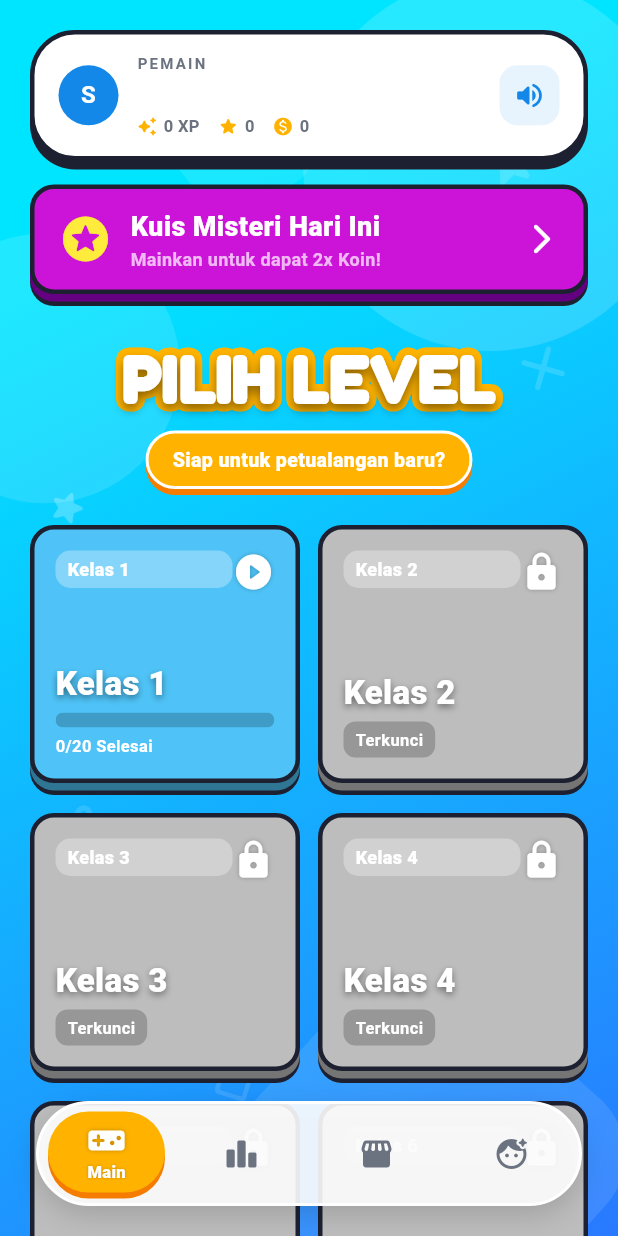
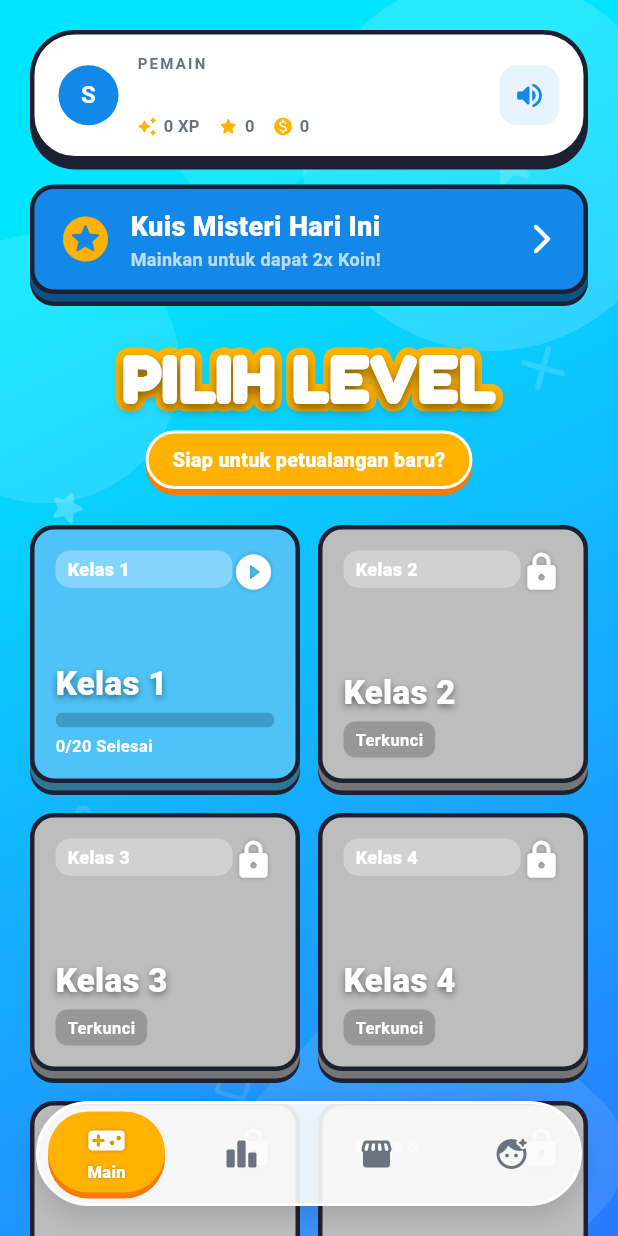
Before and after one commit to ardhikaxx/jago-hitung-mobile, a Flutter app: the screen it shows once a user with an empty profile is signed in, on a phone screen of 412 x 824 dp. Run offline on Flutter 3.47's test engine with Material 3 defaults, Android fonts, the phone set to English and light mode, and no system bars; our stand-ins replace audioplayers, cloud_firestore, firebase_auth, firebase_core, google_fonts, google_sign_in; accounts and stored records are empty.

Commit message:
style: update Daily Challenge button color to match app theme

```diff
--- a/lib/screens/home_screen.dart
+++ b/lib/screens/home_screen.dart
@@ -336,13 +336,13 @@ class _KelasPage extends StatelessWidget {
                 const SizedBox(height: 16),
                 Game3DButton(
                   onPressed: () => _startDailyChallenge(context, progress),
-                  color: const Color(0xFFCC14D9),
-                  shadowColor: const Color(0xFF660082),
+                  color: AppColors.primary,
+                  shadowColor: Color.lerp(AppColors.primary, Colors.black, 0.4)!,
                   child: Padding(
                     padding: const EdgeInsets.symmetric(vertical: 12, horizontal: 16),
                     child: Row(
                       children: [
-                        const Icon(Icons.stars_rounded, color: Colors.yellow, size: 36),
+                        const Icon(Icons.stars_rounded, color: AppColors.secondary, size: 36),
                         const SizedBox(width: 12),
                         Expanded(
                           child: Column(
```
